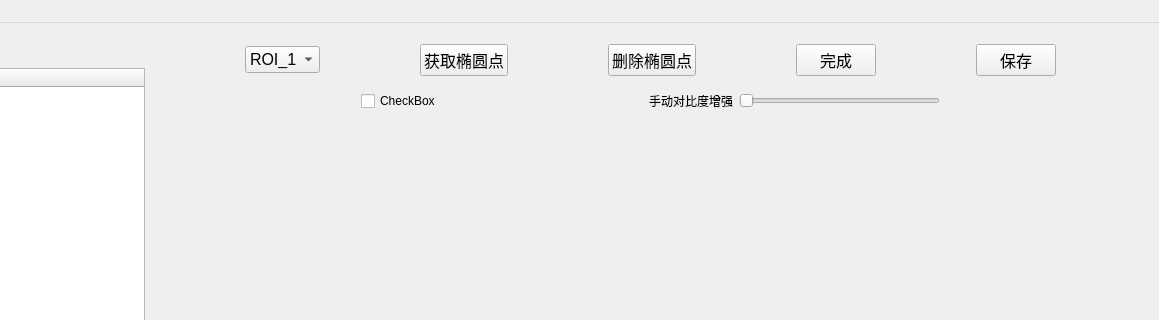
Above: ROI/mainWindow.ui from Zonghan-Barry-Gan/Wound-Shape before the change; both pictures show x 120 to 1279 and y 0 to 320 of the 1279 by 685 pixel window. Below: the same form after it.
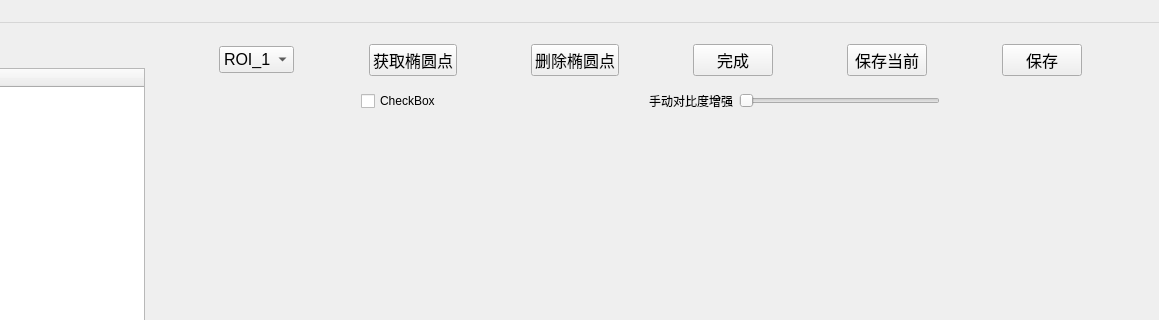
That is the form after the change. Icons and pictures are not drawn.

Patch:
```diff
--- a/ROI/mainWindow.ui
+++ b/ROI/mainWindow.ui
@@ -183,6 +183,31 @@
           </property>
          </spacer>
         </item>
+        <item>
+         <widget class="QPushButton" name="m_saveCurrentImgBtn">
+          <property name="font">
+           <font>
+            <pointsize>12</pointsize>
+           </font>
+          </property>
+          <property name="text">
+           <string>保存当前</string>
+          </property>
+         </widget>
+        </item>
+        <item>
+         <spacer name="horizontalSpacer_11">
+          <property name="orientation">
+           <enum>Qt::Horizontal</enum>
+          </property>
+          <property name="sizeHint" stdset="0">
+           <size>
+            <width>40</width>
+            <height>20</height>
+           </size>
+          </property>
+         </spacer>
+        </item>
         <item>
          <widget class="QPushButton" name="m_saveImgBtn">
           <property name="font">
```
